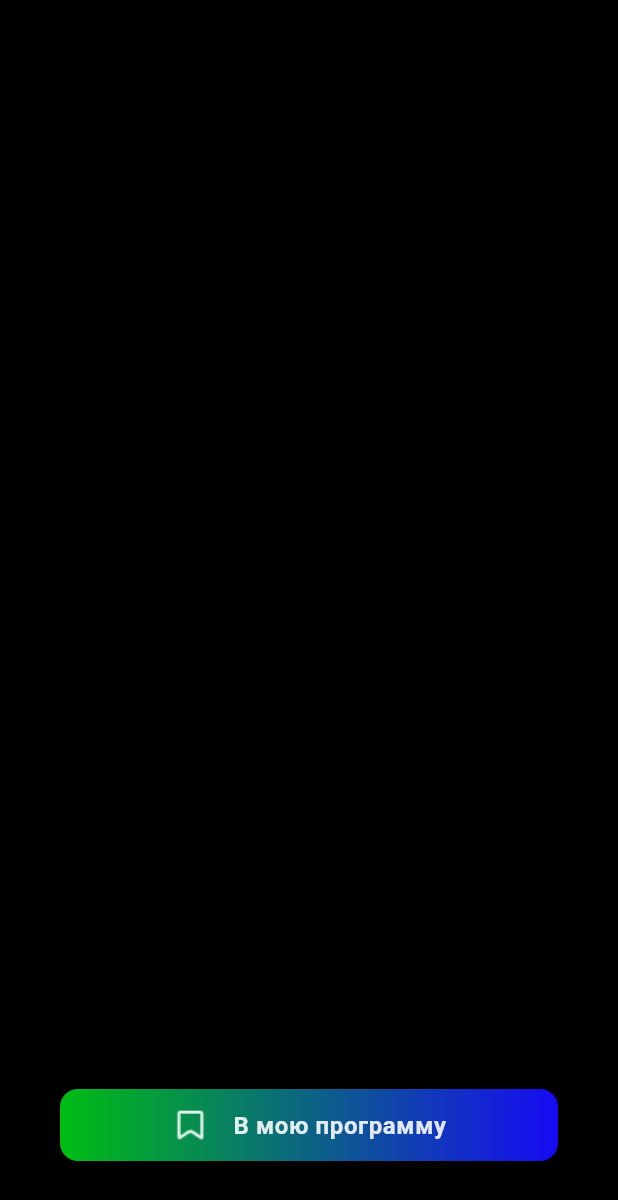
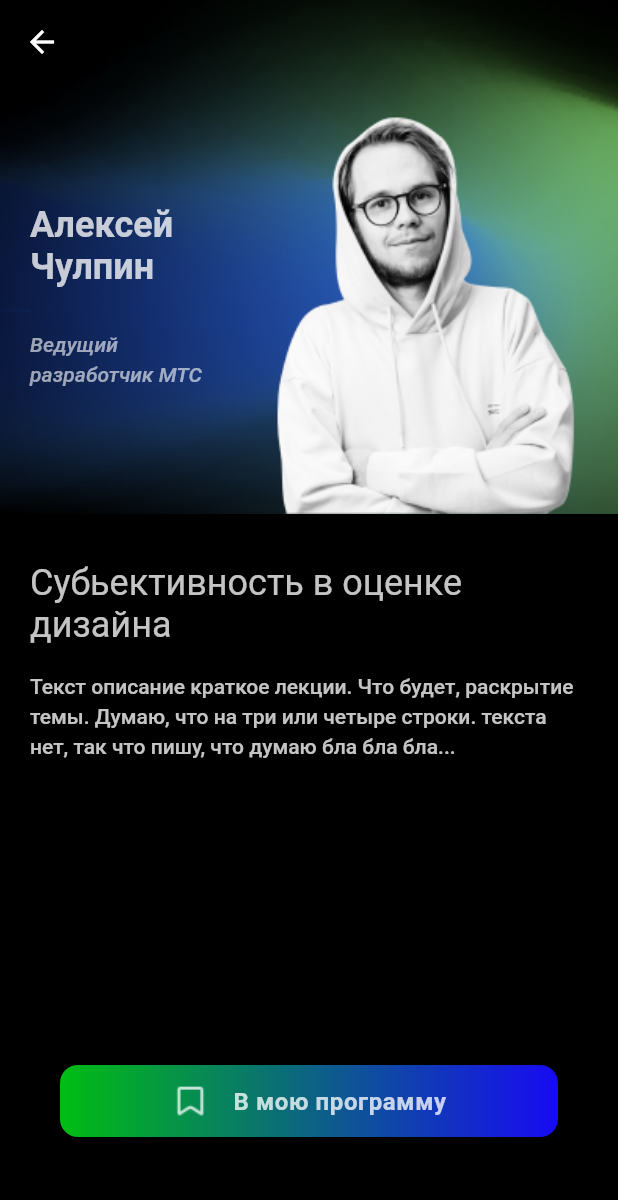
Before and after one commit to brntsv/flutter_fest_surf, a Flutter app: the LectureDetailsScreen screen opened by its route, on a phone screen of 412 x 824 dp. Shown: the top 1200 px of the screen. Run offline on Flutter 3.47's test engine with Material 2 defaults, Android fonts, the phone set to English and light mode, and no system bars; Roboto replaces fonts that are missing (assets/fonts/basis_grotesque_pro/regular.ttf, assets/fonts/steinbeck_regular.ttf); statements that could not run were skipped.

Commit message:
upd details lecture

```diff
--- a/lib/ui/screens/main_tabs/lecture_details_screen.dart
+++ b/lib/ui/screens/main_tabs/lecture_details_screen.dart
@@ -9,26 +9,147 @@ class LectureDetailsScreen extends StatelessWidget {
   @override
   Widget build(BuildContext context) {
     return Scaffold(
-      body: Column(
+      extendBodyBehindAppBar: true,
+      appBar: AppBar(
+        backgroundColor: Colors.transparent,
+        elevation: 0,
+      ),
+      body: ConstrainedBox(
+        constraints: const BoxConstraints(maxWidth: 600),
+        child: ListView(
+          padding: EdgeInsets.zero,
+          physics: const BouncingScrollPhysics(),
           children: const [
-          // _SpeakerPhoto(),
-          Spacer(),
-          _AddToFavouriteButton(),
+            _HeaderWidget(),
+            _TitleWidget(),
+            _DecriptionWidget(),
+            _ScheduleInfoWidget(),
+          ],
+        ),
+      ),
+      floatingActionButton: const _AddToFavouriteButton(),
+      floatingActionButtonLocation: FloatingActionButtonLocation.centerFloat,
+    );
+  }
+}
+
+class _HeaderWidget extends StatelessWidget {
+  const _HeaderWidget({Key? key}) : super(key: key);
+
+  @override
+  Widget build(BuildContext context) {
+    return Stack(
+      children: [
+        Positioned(
+          top: 0,
+          left: 0,
+          right: 0,
+          child: Image.asset(
+            AppImages.detailsGradientBackground,
+            fit: BoxFit.fill,
+          ),
+        ),
+        const _SpeakerInfoWidget(),
+      ],
+    );
+  }
+}
+
+class _SpeakerInfoWidget extends StatelessWidget {
+  const _SpeakerInfoWidget({Key? key}) : super(key: key);
+
+  @override
+  Widget build(BuildContext context) {
+    return AspectRatio(
+      aspectRatio: 375 / 312,
+      child: Stack(
+        children: [
+          Padding(
+            padding: const EdgeInsets.only(left: 20),
+            child: Column(
+              crossAxisAlignment: CrossAxisAlignment.start,
+              children: [
+                const Spacer(flex: 124),
+                Flexible(
+                  flex: 56,
+                  child: Text(
+                    'Алексей\nЧулпин',
+                    style: AppTextStyle.speakerName
+                        .copyWith(color: AppColors.white88),
+                  ),
+                ),
+                const Spacer(flex: 24),
+                Flexible(
+                  flex: 40,
+                  child: Text('Ведущий\nразработчик МТС',
+                      style: AppTextStyle.bookTextItalic
+                          .copyWith(color: AppColors.white88.withOpacity(0.6))),
+                ),
+                const Spacer(flex: 68),
+              ],
+            ),
+          ),
+          Positioned(
+            right: 20,
+            left: 0,
+            bottom: 0,
+            child: Align(
+              alignment: Alignment.bottomRight,
+              child: FractionallySizedBox(
+                widthFactor: 208 / 375,
+                child: Image.asset(
+                  AppImages.speakerPhoto,
+                  fit: BoxFit.fill,
+                ),
+              ),
+            ),
+          ),
         ],
       ),
     );
   }
 }
 
-class _SpeakerPhoto extends StatelessWidget {
-  const _SpeakerPhoto({Key? key}) : super(key: key);
+class _TitleWidget extends StatelessWidget {
+  const _TitleWidget({Key? key}) : super(key: key);
 
   @override
   Widget build(BuildContext context) {
-    return Container(
-      color: Colors.red,
-      height: 342,
+    return Padding(
+      padding: const EdgeInsets.only(left: 20, right: 20, bottom: 16, top: 32),
+      child: Text(
+        'Субьективность в оценке дизайна',
+        style: AppTextStyle.steinbeckText.copyWith(
+          color: AppColors.white88,
+        ),
+      ),
     );
+  }
+}
+
+class _DecriptionWidget extends StatelessWidget {
+  const _DecriptionWidget({Key? key}) : super(key: key);
+
+  @override
+  Widget build(BuildContext context) {
+    return Padding(
+      padding: const EdgeInsets.only(left: 20, right: 20, bottom: 20),
+      child: Text(
+        'Текст описание краткое лекции. Что будет, раскрытие темы. Думаю, что на три или четыре строки. текста нет, так что пишу, что думаю бла бла бла...',
+        style: AppTextStyle.bookText.copyWith(
+          color: AppColors.white88,
+        ),
+      ),
+    );
+  }
+}
+
+class _ScheduleInfoWidget extends StatelessWidget {
+  const _ScheduleInfoWidget({Key? key}) : super(key: key);
+
+  @override
+  Widget build(BuildContext context) {
+    return Container();
   }
 }
 
@@ -46,7 +167,6 @@ class _AddToFavouriteButton extends StatelessWidget {
 
     return Padding(
       padding: const EdgeInsets.only(left: 40, right: 40, bottom: 50),
-      child: Center(
       child: SizedBox(
         height: 48,
         child: ConstrainedBox(
@@ -70,8 +190,7 @@ class _AddToFavouriteButton extends StatelessWidget {
                   gradient: LinearGradient(
                     colors: buttonColor,
                   ),
-                    borderRadius:
-                        const BorderRadius.all(Radius.circular(12.0))),
+                  borderRadius: const BorderRadius.all(Radius.circular(12.0))),
               child: Center(
                 child: Row(
                   mainAxisSize: MainAxisSize.min,
@@ -88,7 +207,6 @@ class _AddToFavouriteButton extends StatelessWidget {
           ),
         ),
       ),
-      ),
     );
   }
 }
--- a/lib/ui/themes/app_theme.dart
+++ b/lib/ui/themes/app_theme.dart
@@ -25,7 +25,7 @@ abstract class AppColors {
   static const darkText72 = Color(0xB752525E);
   static const white = Color(0xFFFFFFFF);
   static const white72 = Color(0xB7FFFFFF);
-  static const white88 = Color(0xE0FFFFFF);
+  static const white88 = Color(0x8c4FFFFFF);
   static const gradientGreenBlue = [AppColors.green, AppColors.blue];
   static const gradientOff = [AppColors.darkSecondary, AppColors.darkSecondary];
 }
```
Lines whose indentation alone changed are shown as unchanged.
